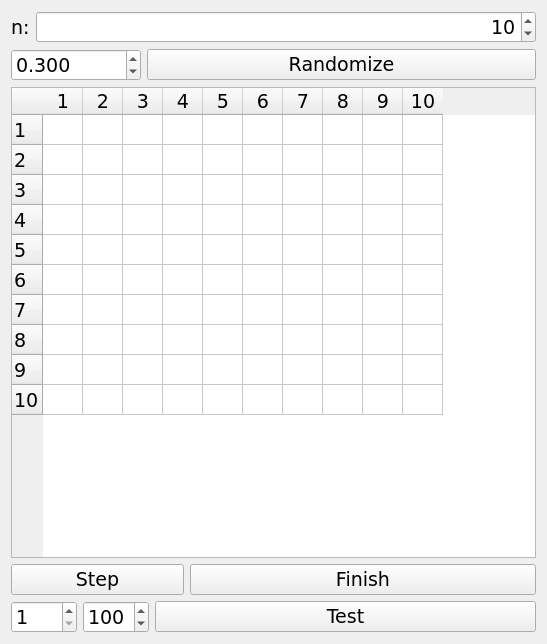
Above: Lab4/gui/gui.ui from JC-labs/Operating_System_Labs before the change. Below: the same form after it.
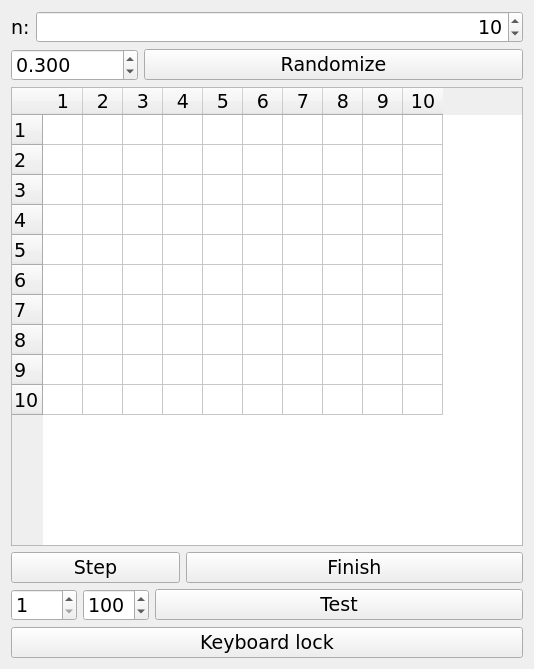
That is the form after the change.

The edit to the form file:
```diff
--- a/Lab4/gui/gui.ui
+++ b/Lab4/gui/gui.ui
@@ -6,8 +6,8 @@
    <rect>
     <x>0</x>
     <y>0</y>
-    <width>547</width>
-    <height>644</height>
+    <width>534</width>
+    <height>669</height>
    </rect>
   </property>
   <property name="font">
@@ -21,7 +21,7 @@
   </property>
   <layout class="QHBoxLayout" name="horizontalLayout_2">
    <item>
-    <layout class="QVBoxLayout" name="verticalLayout" stretch="0,0,1,0,0">
+    <layout class="QVBoxLayout" name="verticalLayout" stretch="0,0,1,0,0,0">
      <item>
       <layout class="QHBoxLayout" name="horizontalLayout" stretch="0,1">
        <item>
@@ -185,6 +185,16 @@
        </item>
       </layout>
      </item>
+     <item>
+      <widget class="QPushButton" name="key_lock">
+       <property name="text">
+        <string>Keyboard lock</string>
+       </property>
+       <property name="checkable">
+        <bool>true</bool>
+       </property>
+      </widget>
+     </item>
     </layout>
    </item>
   </layout>
```
